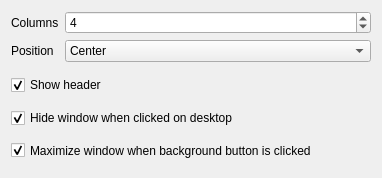
This is package/contents/ui/config.ui in qewer33/Exquisite as Qt 5 draws it before an edit. The edited form follows.
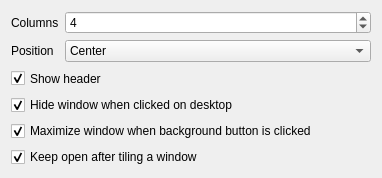
This is the edited form.

Commit message: add option to close dialog after tiling a window

Patch:
```diff
--- a/package/contents/ui/config.ui
+++ b/package/contents/ui/config.ui
@@ -127,6 +127,16 @@
      </property>
     </widget>
    </item>
+   <item>
+    <widget class="QCheckBox" name="kcfg_keepOpen">
+     <property name="text">
+      <string>Keep open after tiling a window</string>
+     </property>
+     <property name="checked">
+      <bool>true</bool>
+     </property>
+    </widget>
+   </item>
   </layout>
  </widget>
  <resources/>
```
The commit also changes 3 other files.
